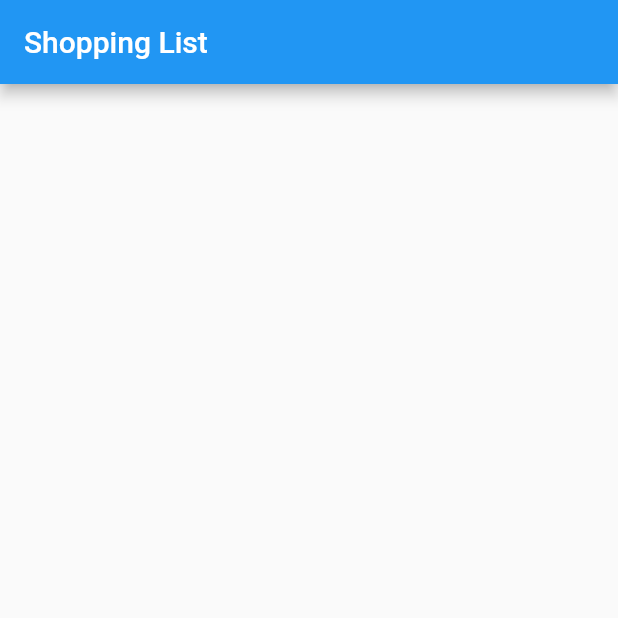
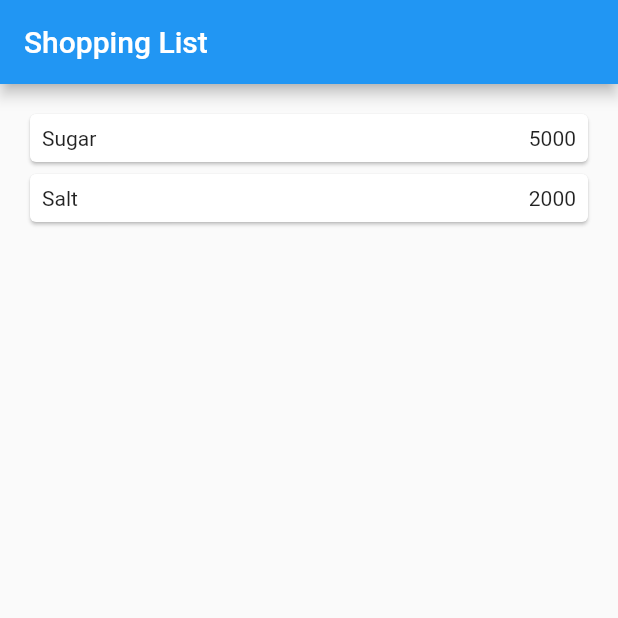
Before and after one commit to Almasyriqi/belanja, a Flutter app: the screen it shows after launch, on a phone screen of 412 x 824 dp, the top half of it. Run offline on Flutter 3.47's test engine with Material 2 defaults, Android fonts, the phone set to English and light mode, and no system bars.

Commit message:
Praktikum 2 - Berpindah Halaman

```diff
--- a/lib/pages/home_page.dart
+++ b/lib/pages/home_page.dart
@@ -14,6 +14,36 @@ class HomePage extends StatelessWidget {
       appBar: AppBar(
         title: const Text('Shopping List'),
       ),
+      body: Container(
+        margin: const EdgeInsets.all(8),
+        child: ListView.builder(
+          padding: const EdgeInsets.all(8),
+          itemCount: items.length,
+          itemBuilder: (context, index) {
+            final item = items[index];
+            return InkWell(
+              onTap: () {
+                Navigator.pushNamed(context, '/item');
+              },
+              child: Card(
+                child: Container(
+                  margin: const EdgeInsets.all(8),
+                  child: Row(
+                    children: [
+                      Expanded(child: Text(item.name)),
+                      Expanded(
+                          child: Text(
+                        item.price.toString(),
+                        textAlign: TextAlign.end,
+                      ))
+                    ],
+                  ),
+                ),
+              ),
+            );
+          },
+        ),
+      ),
     );
   }
 }
```
Also changed, not shown: lib/pages/item_page.dart (+6 -1 lines), 1 other file.
